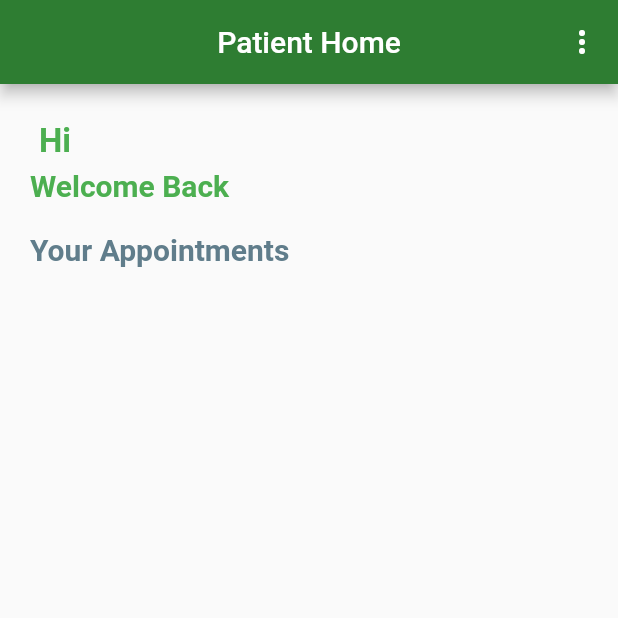
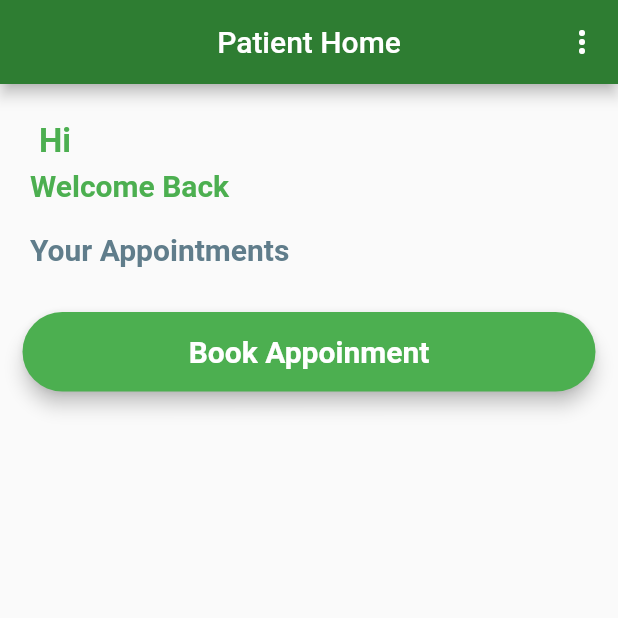
Before and after one commit to livesarathvakumar/Hospital_Queue_System_Patients, a Flutter app: the PatientsHomeScreen screen opened directly, on a phone screen of 412 x 824 dp, the top half of it. Run offline on Flutter 3.47's test engine with Material 2 defaults, Android fonts, the phone set to English and light mode, and no system bars; our stand-ins replace cloud_firestore, date_time_picker, firebase_auth, firebase_core, fluttertoast, font_awesome_flutter; accounts and stored records are empty.

Commit message:
minor bug fix

```diff
--- a/doctor_patient/lib/screen/patient_home_screen.dart
+++ b/doctor_patient/lib/screen/patient_home_screen.dart
@@ -89,9 +89,6 @@ class _PatientsHomeScreenState extends State<PatientsHomeScreen> {
     //int text = getCount();
     print(show);
     showButton() {
-      if (show) {
-        return SizedBox();
-      } else {
       return Material(
         elevation: 5,
         borderRadius: BorderRadius.circular(30),
@@ -113,8 +110,6 @@ class _PatientsHomeScreenState extends State<PatientsHomeScreen> {
                   fontWeight: FontWeight.bold),
             )),
       );
-      }
-      //return count;
     }
 
     final Query<Map<String, dynamic>> appointmentlist = FirebaseFirestore
```
Lines whose indentation alone changed are shown as unchanged.
